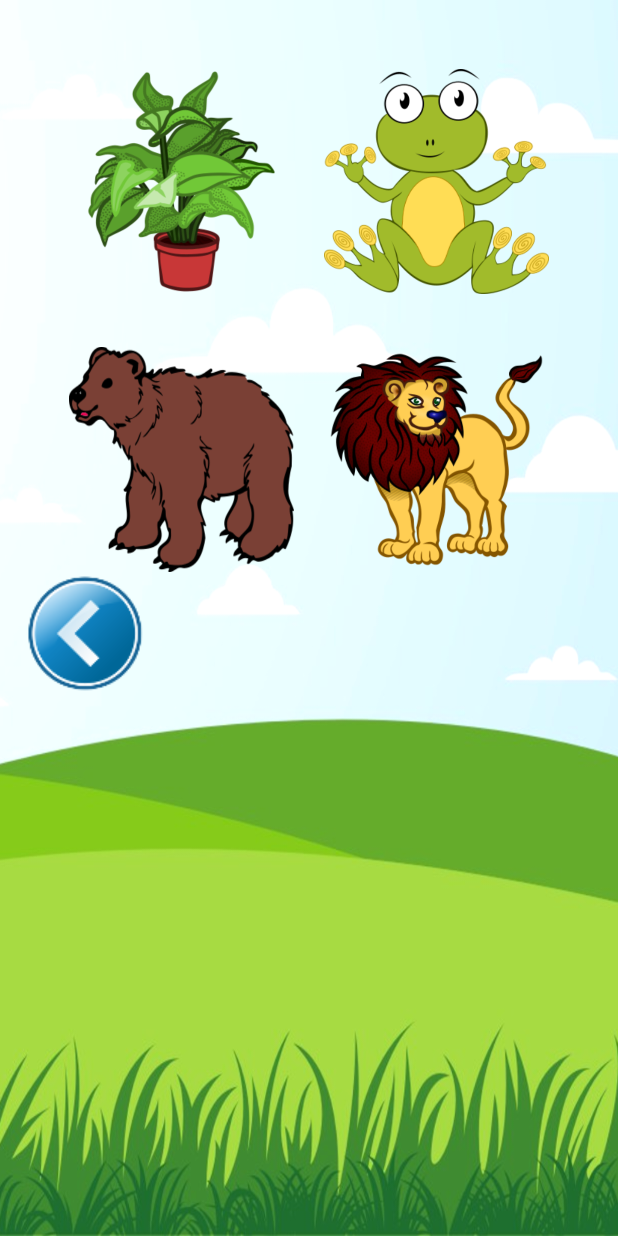
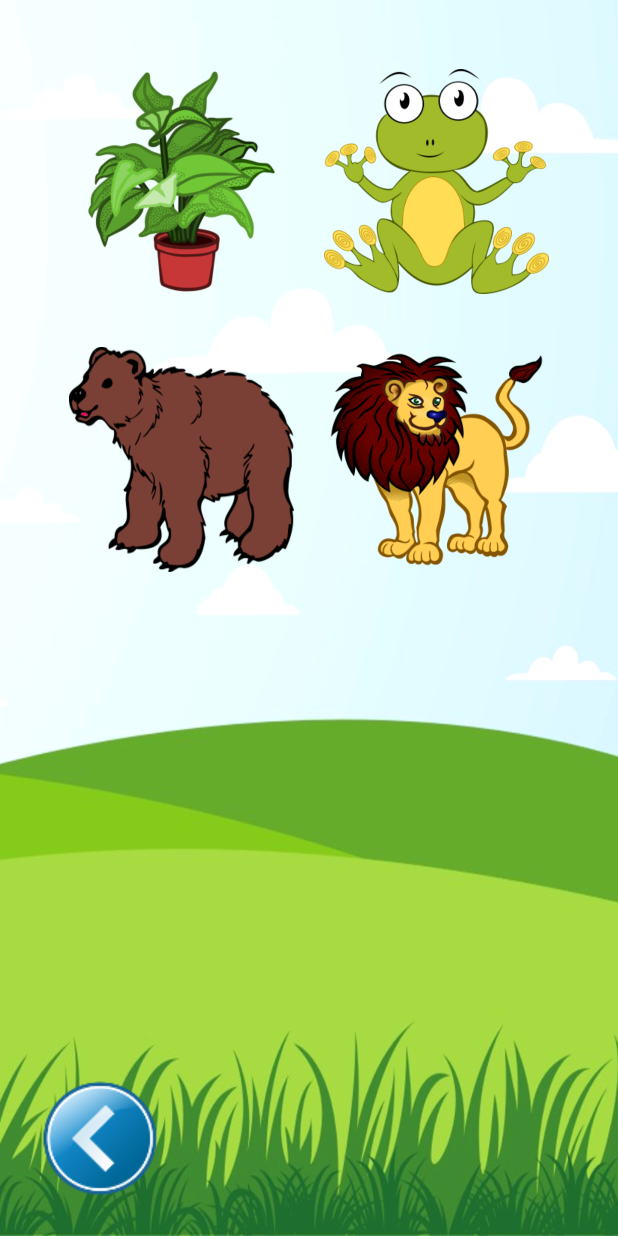
Before and after one commit to space-kerala/android-app-OddOneOut, an Android app: the layout scene2_layout.xml on its own in the app's theme, with its tools: preview values and no code run, on a phone screen of 412 x 824 dp. Run offline under Robolectric (Android 15) with nearby library versions, the phone set to English and light mode, and no system bars.

Commit message:
error fix,arraylist for scenes,common back button template

```diff
--- a/app/src/main/res/layout-large-port/scene1_layout.xml
+++ b/app/src/main/res/layout-large-port/scene1_layout.xml
@@ -77,4 +77,6 @@
         android:background="@drawable/tux1" />
 
 
+
+
 </GridLayout>
--- a/app/src/main/res/layout-large-port/scene2_layout.xml
+++ b/app/src/main/res/layout-large-port/scene2_layout.xml
@@ -75,15 +75,16 @@
         android:layout_column="0"
         android:onClick="onClick" />
 
-    <ImageButton
-        android:layout_width="wrap_content"
-        android:layout_height="wrap_content"
-        app:srcCompat="@drawable/back2"
-        android:id="@+id/back_id2"
-        android:layout_row="5"
+
+
+    <include
+        android:id="@+id/includeback"
+        android:layout_height="100dp"
+        android:layout_width="100dp"
+        layout="@layout/back_layout"
+        android:layout_row="3"
         android:layout_column="0"
-        android:background="@android:color/transparent"
-        android:onClick="onClick" />
+        />
 
 
 </GridLayout>
--- /dev/null
+++ b/app/src/main/res/layout/back_layout.xml
@@ -0,0 +1,18 @@
+<?xml version="1.0" encoding="utf-8"?>
+<LinearLayout xmlns:android="http://schemas.android.com/apk/res/android"
+    xmlns:app="http://schemas.android.com/apk/res-auto"
+    android:layout_width="match_parent"
+    android:layout_height="match_parent"
+    android:id="@+id/includeback1"
+    >
+
+    <ImageButton
+        android:layout_width="100dp"
+        android:layout_height="100dp"
+        app:srcCompat="@drawable/back2"
+        android:id="@+id/imageButton_inback"
+        android:layout_weight="1"
+        android:onClick="onClick"
+        android:background="@android:color/transparent" />
+
+</LinearLayout>
--- a/app/src/main/res/layout/scene2_layout.xml
+++ b/app/src/main/res/layout/scene2_layout.xml
@@ -57,12 +57,7 @@
         android:background="@android:color/transparent"
         android:onClick="onClick" />
 
-    <ImageButton
-        android:layout_width="wrap_content"
-        android:layout_height="wrap_content"
-        app:srcCompat="@drawable/back2"
-        android:id="@+id/back_id"
-        android:background="@android:color/transparent" />
+
 
     <ImageButton
         app:srcCompat="@drawable/plantxml"
@@ -76,6 +71,14 @@
         android:layout_row="0"
         android:layout_column="0"
         android:onClick="onClick" />
+    <include
+        android:id="@+id/includeback"
+        android:layout_height="100dp"
+        android:layout_width="100dp"
+        layout="@layout/back_layout"
+        android:layout_row="3"
+        android:layout_column="0"
+        />
 
 
 </GridLayout>
```
Also changed, not shown: app/src/main/java/com/example/root/oddoneout/MainActivity.java (+39 -9 lines), app/src/main/res/layout-large-port/scene3_layout.xml (+8 -9 lines), 1 other file.
